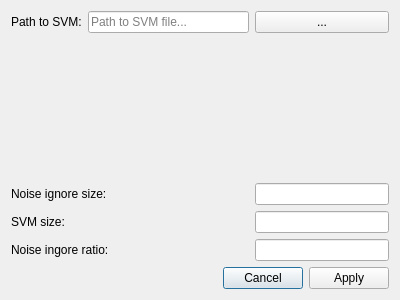
This is settingsdialog.ui in RenarsKokins/ScoreboardOCR as Qt 5 draws it before an edit. The edited form follows.
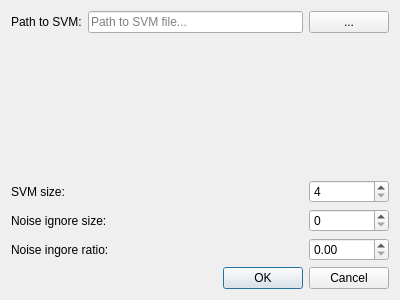
This is the edited form.

Commit message: add settings dialog

Patch:
```diff
--- a/settingsdialog.ui
+++ b/settingsdialog.ui
@@ -14,23 +14,46 @@
    <string>Dialog</string>
   </property>
   <layout class="QGridLayout" name="gridLayout">
+   <item row="3" column="3">
+    <spacer name="horizontalSpacer">
+     <property name="orientation">
+      <enum>Qt::Horizontal</enum>
+     </property>
+     <property name="sizeHint" stdset="0">
+      <size>
+       <width>40</width>
+       <height>20</height>
+      </size>
+     </property>
+    </spacer>
+   </item>
+   <item row="0" column="4">
+    <widget class="QPushButton" name="pathSelectButton">
+     <property name="sizePolicy">
+      <sizepolicy hsizetype="Minimum" vsizetype="Fixed">
+       <horstretch>0</horstretch>
+       <verstretch>0</verstretch>
+      </sizepolicy>
+     </property>
+     <property name="minimumSize">
+      <size>
+       <width>0</width>
+       <height>0</height>
+      </size>
+     </property>
+     <property name="text">
+      <string>...</string>
+     </property>
+    </widget>
+   </item>
    <item row="3" column="4">
-    <widget class="QLineEdit" name="svmSizeTextbox"/>
-   </item>
-   <item row="5" column="0" colspan="5">
-    <widget class="QDialogButtonBox" name="buttonBox">
-     <property name="orientation">
-      <enum>Qt::Horizontal</enum>
-     </property>
-     <property name="standardButtons">
-      <set>QDialogButtonBox::Apply|QDialogButtonBox::Cancel</set>
+    <widget class="QSpinBox" name="noiseIgnoreSizeSpinbox">
+     <property name="maximum">
+      <number>250</number>
      </property>
     </widget>
    </item>
-   <item row="2" column="4">
-    <widget class="QLineEdit" name="noiseIgnoreSizeTextbox"/>
-   </item>
-   <item row="2" column="0" colspan="3">
+   <item row="3" column="0" colspan="3">
     <widget class="QLabel" name="label_3">
      <property name="text">
       <string>Noise ignore size:</string>
@@ -44,16 +67,6 @@
      </property>
     </widget>
    </item>
-   <item row="4" column="4">
-    <widget class="QLineEdit" name="noiseIgnoreRatioTextbox"/>
-   </item>
-   <item row="3" column="0" colspan="3">
-    <widget class="QLabel" name="label_2">
-     <property name="text">
-      <string>SVM size:</string>
-     </property>
-    </widget>
-   </item>
    <item row="1" column="0" colspan="5">
     <spacer name="verticalSpacer">
      <property name="orientation">
@@ -67,45 +80,30 @@
      </property>
     </spacer>
    </item>
-   <item row="0" column="4">
-    <widget class="QPushButton" name="pushButton">
-     <property name="sizePolicy">
-      <sizepolicy hsizetype="Minimum" vsizetype="Fixed">
-       <horstretch>0</horstretch>
-       <verstretch>0</verstretch>
-      </sizepolicy>
+   <item row="6" column="0" colspan="5">
+    <widget class="QDialogButtonBox" name="buttonBox">
+     <property name="orientation">
+      <enum>Qt::Horizontal</enum>
      </property>
-     <property name="minimumSize">
-      <size>
-       <width>0</width>
-       <height>0</height>
-      </size>
+     <property name="standardButtons">
+      <set>QDialogButtonBox::Cancel|QDialogButtonBox::Ok</set>
      </property>
-     <property name="text">
-      <string>...</string>
+    </widget>
+   </item>
+   <item row="5" column="4">
+    <widget class="QDoubleSpinBox" name="noiseIgnoreRatioSpinbox">
+     <property name="maximum">
+      <double>1.000000000000000</double>
      </property>
     </widget>
    </item>
-   <item row="4" column="0" colspan="3">
+   <item row="5" column="0" colspan="3">
     <widget class="QLabel" name="label_4">
      <property name="text">
       <string>Noise ingore ratio:</string>
      </property>
     </widget>
    </item>
-   <item row="2" column="3">
-    <spacer name="horizontalSpacer">
-     <property name="orientation">
-      <enum>Qt::Horizontal</enum>
-     </property>
-     <property name="sizeHint" stdset="0">
-      <size>
-       <width>40</width>
-       <height>20</height>
-      </size>
-     </property>
-    </spacer>
-   </item>
    <item row="0" column="1" colspan="3">
     <widget class="QLineEdit" name="lineEdit">
      <property name="placeholderText">
@@ -113,6 +111,23 @@
      </property>
     </widget>
    </item>
+   <item row="2" column="0">
+    <widget class="QLabel" name="label_2">
+     <property name="text">
+      <string>SVM size:</string>
+     </property>
+    </widget>
+   </item>
+   <item row="2" column="4">
+    <widget class="QSpinBox" name="svmSizeSpinbox">
+     <property name="minimum">
+      <number>4</number>
+     </property>
+     <property name="maximum">
+      <number>128</number>
+     </property>
+    </widget>
+   </item>
   </layout>
  </widget>
  <resources/>
```
Left out of the diff: 13 changed lines with no effect on the pictures. The commit also changes 7 other files.
